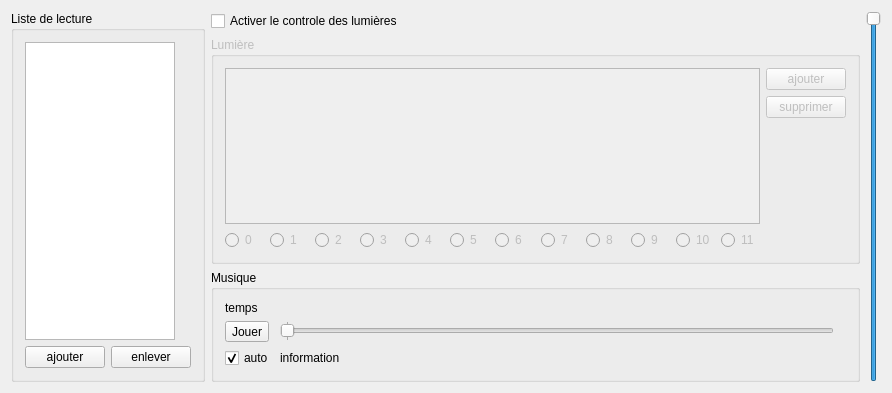
Qt form mainwindow.ui (schenapan/danseMusicPlayer) before a commit.
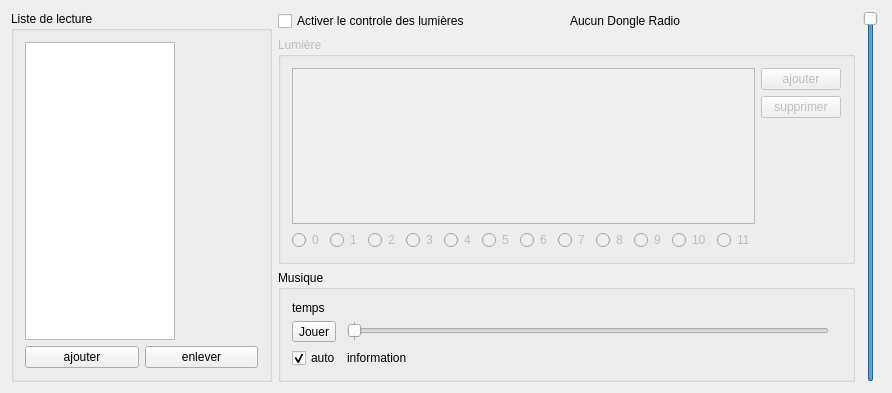
The same form after that commit. Icons and pictures are not drawn.

Commit message: save point with radio dongle

```diff
--- a/mainwindow.ui
+++ b/mainwindow.ui
@@ -19,6 +19,32 @@
   </property>
   <widget class="QWidget" name="centralWidget">
    <layout class="QGridLayout" name="gridLayout_2">
+    <item row="0" column="1">
+     <widget class="QCheckBox" name="chkEnableLight">
+      <property name="text">
+       <string>Activer le controle des lumières</string>
+      </property>
+     </widget>
+    </item>
+    <item row="0" column="3" rowspan="3">
+     <widget class="QSlider" name="sliVolume">
+      <property name="maximumSize">
+       <size>
+        <width>20</width>
+        <height>16777215</height>
+       </size>
+      </property>
+      <property name="maximum">
+       <number>100</number>
+      </property>
+      <property name="value">
+       <number>100</number>
+      </property>
+      <property name="orientation">
+       <enum>Qt::Vertical</enum>
+      </property>
+     </widget>
+    </item>
     <item row="0" column="0" rowspan="3">
      <widget class="QGroupBox" name="groupBox">
       <property name="title">
@@ -52,33 +78,14 @@
       </layout>
      </widget>
     </item>
-    <item row="0" column="1">
-     <widget class="QCheckBox" name="chkEnableLight">
+    <item row="0" column="2">
+     <widget class="QLabel" name="lblDongle">
       <property name="text">
-       <string>Activer le controle des lumières</string>
+       <string>Aucun Dongle Radio</string>
       </property>
      </widget>
     </item>
-    <item row="0" column="2" rowspan="3">
-     <widget class="QSlider" name="sliVolume">
-      <property name="maximumSize">
-       <size>
-        <width>20</width>
-        <height>16777215</height>
-       </size>
-      </property>
-      <property name="maximum">
-       <number>100</number>
-      </property>
-      <property name="value">
-       <number>100</number>
-      </property>
-      <property name="orientation">
-       <enum>Qt::Vertical</enum>
-      </property>
-     </widget>
-    </item>
-    <item row="1" column="1">
+    <item row="1" column="1" colspan="2">
      <widget class="QGroupBox" name="grpLight">
       <property name="enabled">
        <bool>false</bool>
@@ -267,7 +274,7 @@
       </layout>
      </widget>
     </item>
-    <item row="2" column="1">
+    <item row="2" column="1" colspan="2">
      <widget class="QGroupBox" name="grpMusic">
       <property name="maximumSize">
        <size>
```
The commit also changes 12 other files.
